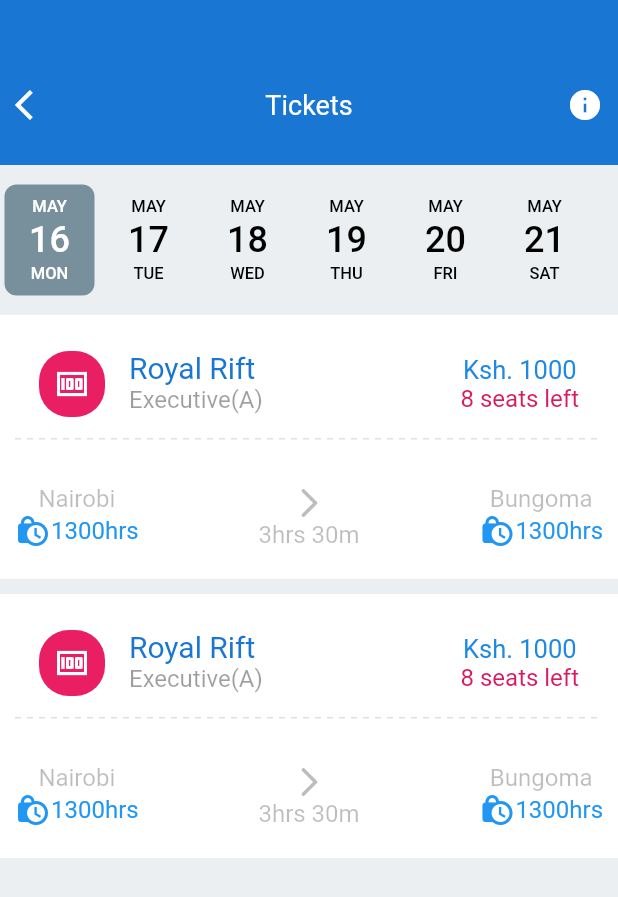
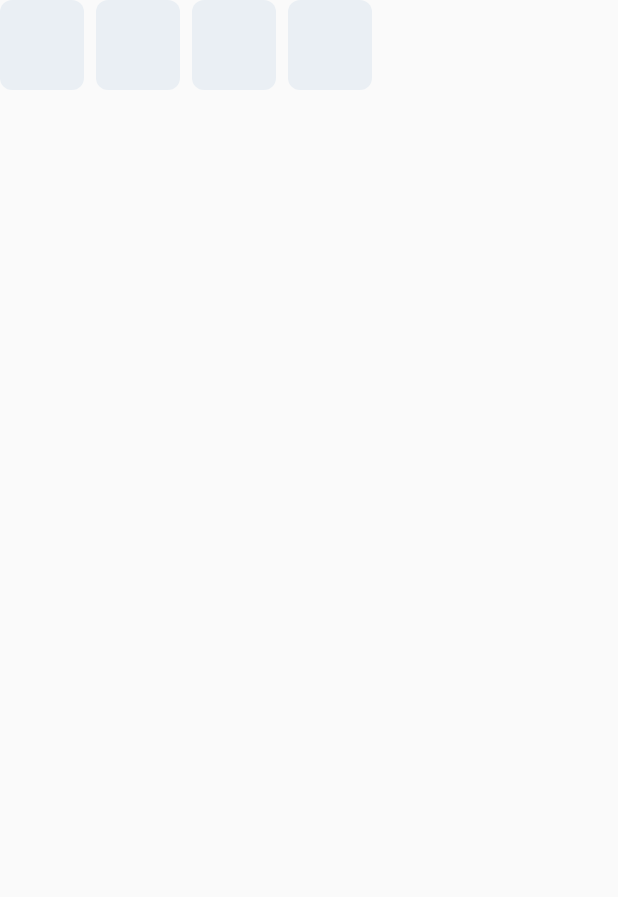
Before and after one commit to Brian-mula/booking-app, a Flutter app: the screen it shows after launch, on a phone screen of 412 x 824 dp. Shown: the top 897 px of the screen. Run offline on Flutter 3.47's test engine with Material 2 defaults, Android fonts, the phone set to English and light mode, and no system bars; drawn by our look-alikes of date_picker_timeline, dotted_line, pinput.

Commit message:
pin login

```diff
--- a/lib/main.dart
+++ b/lib/main.dart
@@ -1,6 +1,8 @@
 import 'package:dashboard/main_home_page.dart';
 import 'package:dashboard/pages/authentication/loginPage.dart';
+import 'package:dashboard/pages/authentication/pinLogin.dart';
 import 'package:dashboard/pages/authentication/registerPage.dart';
+import 'package:dashboard/pages/qr_scanner.dart';
 import 'package:dashboard/pages/seatPage.dart';
 import 'package:dashboard/pages/ticketPage.dart';
 import 'package:flutter/material.dart';
@@ -21,7 +23,7 @@ class MyApp extends StatelessWidget {
         theme: ThemeData(
           primarySwatch: Colors.blue,
         ),
-        home: const TicketPage()
+        home: const PinLogin()
         // home:const Register(),
         );
   }
--- /dev/null
+++ b/lib/pages/authentication/pinLogin.dart
@@ -0,0 +1,20 @@
+import 'package:flutter/material.dart';
+import 'package:flutter/src/foundation/key.dart';
+import 'package:flutter/src/widgets/framework.dart';
+import 'package:pinput/pinput.dart';
+
+class PinLogin extends StatefulWidget {
+  const PinLogin({Key? key}) : super(key: key);
+
+  @override
+  State<PinLogin> createState() => _PinLoginState();
+}
+
+class _PinLoginState extends State<PinLogin> {
+  @override
+  Widget build(BuildContext context) {
+    return Scaffold(
+      body: Pinput(),
+    );
+  }
+}
--- a/lib/pages/ticketPage.dart
+++ b/lib/pages/ticketPage.dart
@@ -50,6 +50,7 @@ class _TicketPageState extends State<TicketPage> {
               margin: const EdgeInsets.only(
                 top: 10,
               ),
+              color: Colors.white,
               child: Column(
                 mainAxisAlignment: MainAxisAlignment.center,
                 children: <Widget>[
--- a/pubspec.yaml
+++ b/pubspec.yaml
@@ -36,6 +36,7 @@ dependencies:
   cupertino_icons: ^1.0.2
   date_picker_timeline: ^1.2.3
   dotted_line: ^3.1.0
+  pinput: ^2.2.8
 
 dev_dependencies:
   flutter_test:
```
Also changed, not shown: lib/pages/qr_scanner.dart (added, +96 -0 lines), pubspec.lock, 5 other files.
